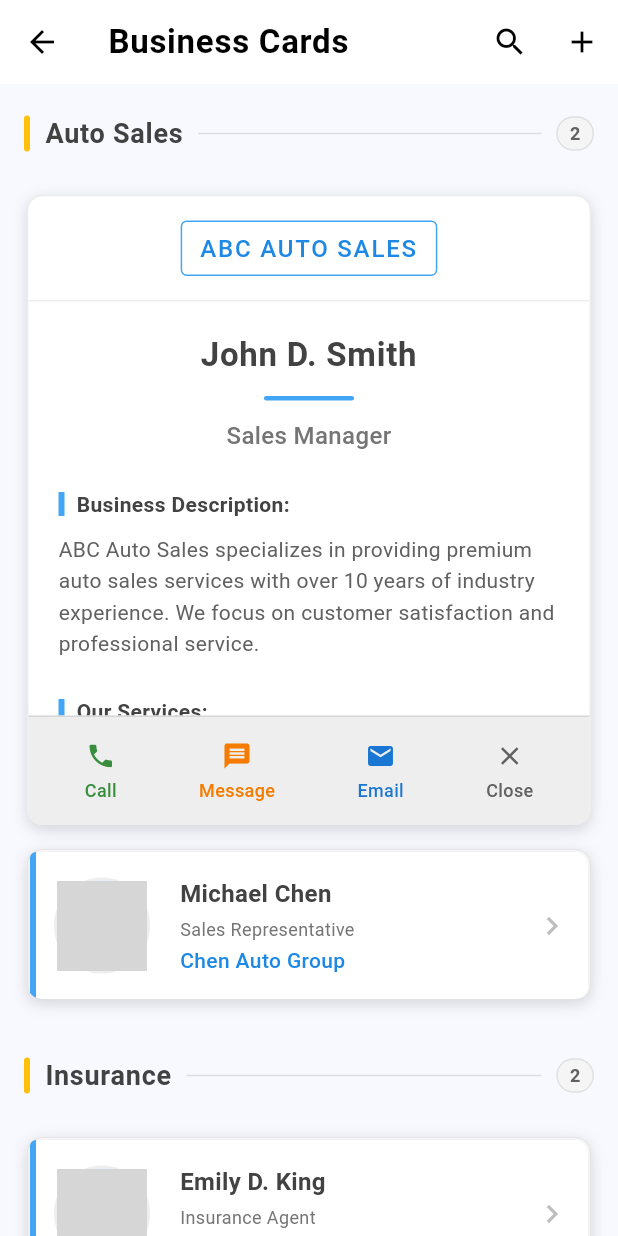
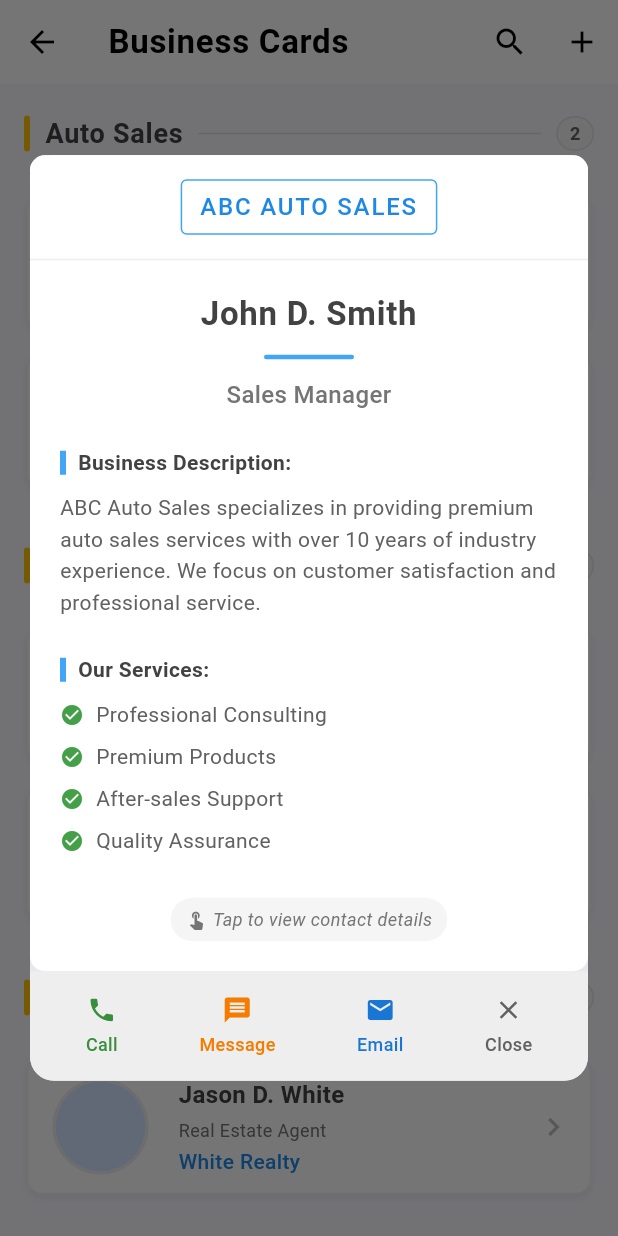
Before and after one commit to tengDeloitte/veerpeercard, a Flutter app: the HolderScreen screen opened directly, after a tap on "John D. Smith", on a phone screen of 412 x 824 dp. Run offline on Flutter 3.47's test engine with Material 3 defaults, Android fonts, the phone set to English and light mode, and no system bars; our stand-ins replace cloud_firestore, firebase_auth, firebase_core, firebase_messaging, firebase_storage, flutter_local_notifications and 6 more; accounts and stored records are empty; network calls fail; grey boxes are pictures that could not be loaded.

Commit message:
finalized the holder screen looking

```diff
--- a/lib/providers/holder_screen_provider.dart
+++ b/lib/providers/holder_screen_provider.dart
@@ -1,3 +1,41 @@
+// import 'package:flutter_riverpod/flutter_riverpod.dart';
+// import 'package:shared_preferences/shared_preferences.dart';
+//
+// // holder expanding state provider
+// final providerHolderState = StateNotifierProvider<NotifierHolderState, int?>((ref) {
+//   return NotifierHolderState();
+// });
+//
+// class NotifierHolderState extends StateNotifier<int?> {
+//   NotifierHolderState() : super(null) {
+//     _loadState(); // 初始化时加载状态
+//   }
+//
+//   bool showBack = false; // 是否显示卡片背面
+//
+//   Future<void> _loadState() async {
+//     final prefs = await SharedPreferences.getInstance();
+//     state = prefs.getInt('expandedCardIndex');
+//     showBack = prefs.getBool('showBack') ?? false;
+//   }
+//
+//   Future<void> saveState(int? index, bool back) async {
+//     final prefs = await SharedPreferences.getInstance();
+//     await prefs.setInt('expandedCardIndex', index ?? -1);
+//     await prefs.setBool('showBack', back);
+//     state = index;
+//     showBack = back;
+//   }
+//
+//   Future<void> resetState() async {
+//     final prefs = await SharedPreferences.getInstance();
+//     await prefs.remove('expandedCardIndex');
+//     await prefs.remove('showBack');
+//     state = null;
+//     showBack = false;
+//   }
+// }
+
 import 'package:flutter_riverpod/flutter_riverpod.dart';
 import 'package:shared_preferences/shared_preferences.dart';
 
@@ -27,6 +65,15 @@ class NotifierHolderState extends StateNotifier<int?> {
     showBack = back;
   }
 
+  // 新增：只翻转卡片而不改变选中状态
+  Future<void> toggleCardFace() async {
+    final prefs = await SharedPreferences.getInstance();
+    showBack = !showBack;
+    await prefs.setBool('showBack', showBack);
+    // 通知监听器状态变化
+    state = state;
+  }
+
   Future<void> resetState() async {
     final prefs = await SharedPreferences.getInstance();
     await prefs.remove('expandedCardIndex');
--- a/lib/screens/holder_screen.dart
+++ b/lib/screens/holder_screen.dart
@@ -202,46 +202,13 @@ class HolderScreen extends ConsumerWidget {
                         card.category == categoryCards[index].category
                     );
                     final card = categoryCards[index];
-                    final isExpanded = cardIndex == cardState;
 
                     return GestureDetector(
                       onTap: () {
-                        if (isExpanded) {
-                          cardNotifier.saveState(null, false); // 收起卡片
-                        } else {
-                          cardNotifier.saveState(cardIndex, false); // 展开卡片
-                        }
+                        // 点击卡片时，显示对话框
+                        _showCardDialog(context, ref, card, cardIndex);
                       },
-                      child: AnimatedContainer(
-                        duration: const Duration(milliseconds: 300),
-                        margin: const EdgeInsets.symmetric(vertical: 8, horizontal: 8),
-                        padding: const EdgeInsets.all(0), // 移除内边距以便自定义卡片设计
-                        decoration: BoxDecoration(
-                          color: Colors.white,
-                          borderRadius: BorderRadius.circular(10),
-                          boxShadow: [
-                            BoxShadow(
-                              color: Colors.grey.withOpacity(0.4),
-                              blurRadius: 8,
-                              offset: const Offset(0, 3),
-                            ),
-                          ],
-                          border: Border.all(
-                            color: Colors.grey.withOpacity(0.2),
-                            width: 1,
-                          ),
-                        ),
-                        height: isExpanded ? 420 : 100, // 调整高度，增加更多空间给内容
-                        // 添加clipBehavior属性，防止子组件溢出
-                        clipBehavior: Clip.antiAlias, // 修改点1：添加裁剪行为，防止过渡动画中内容溢出
-                        child: OverflowBox( // 添加 OverflowBox 来处理过渡期间的溢出
-                          maxHeight: isExpanded ? 420 : 100,
-                          alignment: Alignment.topCenter,
-                          child: isExpanded
-                              ? _buildExpandedCard(context, ref, card, cardIndex)
-                              : _buildCollapsedCard(card),
-                        ),
-                      ),
+                      child: _buildCollapsedCard(card),
                     );
                   },
                 ),
@@ -253,8 +220,123 @@ class HolderScreen extends ConsumerWidget {
     );
   }
 
+  // 显示卡片对话框
+  void _showCardDialog(BuildContext context, WidgetRef ref, BusinessCard card, int index) {
+    final cardNotifier = ref.read(providerHolderState.notifier);
+    cardNotifier.saveState(index, false); // 保存状态但不显示背面
+
+    showDialog(
+      context: context,
+      builder: (context) => Dialog(
+        shape: RoundedRectangleBorder(
+          borderRadius: BorderRadius.circular(16),
+        ),
+        insetPadding: const EdgeInsets.all(20.0),
+        child: Container(
+          width: double.infinity,
+          constraints: BoxConstraints(
+            maxHeight: MediaQuery.of(context).size.height * 0.85,
+          ),
+          child: Column(
+            mainAxisSize: MainAxisSize.min,
+            children: [
+              Flexible(
+                child: Consumer(
+                  builder: (context, ref, _) {
+                    final showBack = ref.watch(providerHolderState.notifier).showBack;
+                    return GestureDetector(
+                      onTap: () {
+                        cardNotifier.toggleCardFace();
+                      },
+                      child: SingleChildScrollView(
+                        child: AnimatedSwitcher(
+                          duration: const Duration(milliseconds: 500),
+                          switchInCurve: Curves.easeInOutCubic,
+                          switchOutCurve: Curves.easeInOutCubic,
+                          transitionBuilder: (Widget child, Animation<double> animation) {
+                            final rotate = Tween(begin: pi, end: 0.0).animate(animation);
+                            return AnimatedBuilder(
+                              animation: rotate,
+                              child: child,
+                              builder: (context, child) {
+                                final isUnder = showBack != (ValueKey('back') == child?.key);
+                                final value = isUnder ? min(rotate.value, pi / 2) : rotate.value;
+                                return Transform(
+                                  transform: Matrix4.rotationY(value),
+                                  alignment: Alignment.center,
+                                  child: value < pi / 2 ? child : Container(),
+                                );
+                              },
+                            );
+                          },
+                          child: showBack
+                              ? _buildCardBack(card)
+                              : _buildCardFront(card),
+                        ),
+                      ),
+                    );
+                  },
+                ),
+              ),
+              // 底部操作按钮
+              Container(
+                padding: const EdgeInsets.symmetric(vertical: 8, horizontal: 10),
+                decoration: BoxDecoration(
+                  color: Colors.grey.shade200,
+                  borderRadius: const BorderRadius.only(
+                    bottomLeft: Radius.circular(16),
+                    bottomRight: Radius.circular(16),
+                  ),
+                ),
+                child: Row(
+                  mainAxisAlignment: MainAxisAlignment.spaceAround,
+                  children: [
+                    _buildActionButton(
+                      icon: Icons.phone,
+                      label: 'Call',
+                      color: Colors.green.shade700,
+                      onPressed: () {
+                        // 打电话功能
+                      },
+                    ),
+                    _buildActionButton(
+                      icon: Icons.message,
+                      label: 'Message',
+                      color: Colors.orange.shade700,
+                      onPressed: () {
+                        // 发短信功能
+                      },
+                    ),
+                    _buildActionButton(
+                      icon: Icons.email,
+                      label: 'Email',
+                      color: Colors.blue.shade700,
+                      onPressed: () {
+                        // 发邮件功能
+                      },
+                    ),
+                    _buildActionButton(
+                      icon: Icons.close,
+                      label: 'Close',
+                      color: Colors.grey.shade700,
+                      onPressed: () {
+                        Navigator.of(context).pop(); // 关闭对话框
+                        cardNotifier.resetState(); // 重置状态
+                      },
+                    ),
+                  ],
+                ),
+              ),
+            ],
+          ),
+        ),
+      ),
+    );
+  }
+
   Widget _buildCollapsedCard(BusinessCard card) {
     return Container(
+      margin: const EdgeInsets.symmetric(vertical: 8, horizontal: 8),
       decoration: BoxDecoration(
         color: Colors.white,
         borderRadius: BorderRadius.circular(10),
@@ -353,106 +435,6 @@ class HolderScreen extends ConsumerWidget {
     );
   }
 
-  Widget _buildExpandedCard(BuildContext context, WidgetRef ref,
-      BusinessCard card, int index) {
-    final cardNotifier = ref.read(providerHolderState.notifier);
-    final showBack = ref.watch(providerHolderState.notifier).showBack;
-
-    return Column(
-      children: [
-        Expanded(
-          child: ClipRRect(
-            borderRadius: BorderRadius.vertical(top: Radius.circular(10)),
-            child: GestureDetector(
-              onTap: () {
-                cardNotifier.saveState(index, !showBack); // 翻转卡片
-              },
-              child: AnimatedSwitcher(
-                duration: const Duration(milliseconds: 500),
-                // 修改点2：添加switchInCurve和switchOutCurve参数，使过渡更平滑
-                switchInCurve: Curves.easeInOutCubic,
-                switchOutCurve: Curves.easeInOutCubic,
-                transitionBuilder: (Widget child, Animation<double> animation) {
-                  // 创建3D翻转动画效果
-                  final rotate = Tween(begin: pi, end: 0.0).animate(animation);
-                  return AnimatedBuilder(
-                    animation: rotate,
-                    child: child,
-                    builder: (context, child) {
-                      final isUnder = showBack != (ValueKey('back') == child?.key);
-                      final value = isUnder ? min(rotate.value, pi / 2) : rotate.value;
-                      return Transform(
-                        transform: Matrix4.rotationY(value),
-                        alignment: Alignment.center,
-                        child: value < pi / 2 ? child : Container(),
-                      );
-                    },
-                  );
-                },
-                child: showBack
-                    ? _buildCardBack(card)
-                    : _buildCardFront(card),
-              ),
-            ),
-          ),
-        ),
-        Container(
-          padding: const EdgeInsets.symmetric(vertical: 8, horizontal: 10),
-          decoration: BoxDecoration(
-            color: Colors.grey.shade200,
-            borderRadius: const BorderRadius.only(
-              bottomLeft: Radius.circular(10),
-              bottomRight: Radius.circular(10),
-            ),
-            border: Border(
-              top: BorderSide(
-                color: Colors.grey.withOpacity(0.3),
-                width: 1,
-              ),
-            ),
-          ),
-          child: Row(
-            mainAxisAlignment: MainAxisAlignment.spaceAround,
-            children: [
-              _buildActionButton(
-                icon: Icons.phone,
-                label: 'Call',
-                color: Colors.green.shade700,
-                onPressed: () {
-                  // 这里可以添加打电话功能
-                },
-              ),
-              _buildActionButton(
-                icon: Icons.message,
-                label: 'Message',
-                color: Colors.orange.shade700,
-                onPressed: () {
-                  // 这里可以添加发短信功能
-                },
-              ),
-              _buildActionButton(
-                icon: Icons.email,
-                label: 'Email',
-                color: Colors.blue.shade700,
-                onPressed: () {
-                  // 这里可以添加发邮件功能
-                },
-              ),
-              _buildActionButton(
-                icon: Icons.close,
-                label: 'Close',
-                color: Colors.grey.shade700,
-                onPressed: () {
-                  cardNotifier.saveState(null, false); // 收起卡片
-                },
-              ),
-            ],
-          ),
-        ),
-      ],
-    );
-  }
-
   Widget _buildCardFront(BusinessCard card) {
     return Container(
       key: const ValueKey('front'),
@@ -505,10 +487,7 @@ class HolderScreen extends ConsumerWidget {
           ),
 
           // 业务信息区域
-          Expanded(
-            child: SingleChildScrollView(
-              // 修改点: 添加physics属性以防止过渡动画中的滚动问题
-              physics: const ClampingScrollPhysics(),
+          Padding(
             padding: const EdgeInsets.all(20.0),
             child: Column(
               mainAxisAlignment: MainAxisAlignment.start,
@@ -652,7 +631,6 @@ class HolderScreen extends ConsumerWidget {
               ],
             ),
           ),
-          ),
         ],
       ),
     );
@@ -734,10 +712,7 @@ class HolderScreen extends ConsumerWidget {
           ),
 
           // 主要内容
-          Expanded(
-            child: SingleChildScrollView(
-              // 修改点: 添加physics属性以防止过渡动画中的滚动问题
-              physics: const ClampingScrollPhysics(),
+          Padding(
             padding: const EdgeInsets.fromLTRB(16, 20, 16, 16),
             child: Column(
               crossAxisAlignment: CrossAxisAlignment.start,
@@ -895,12 +870,10 @@ class HolderScreen extends ConsumerWidget {
               ],
             ),
           ),
-          ),
         ],
       ),
     );
   }
-
 
   Widget _buildBusinessHours(String day, String hours) {
     return Row(
```
Lines whose indentation alone changed are shown as unchanged.
